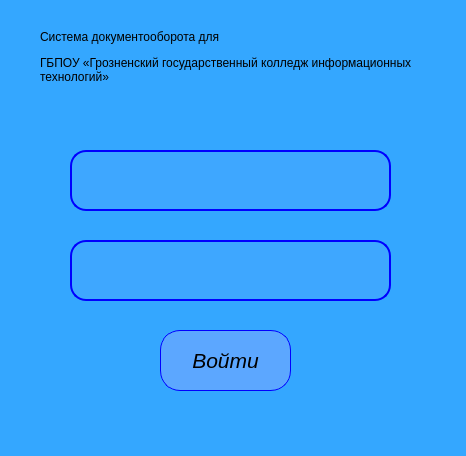
Above: app/ui/login.ui from Xbasan/Diplom before the change. Below: the same form after it.
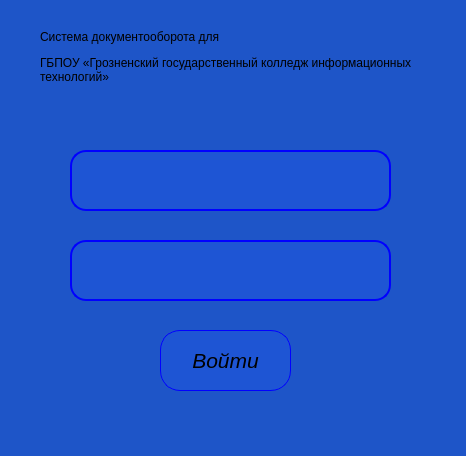
That is the form after the change.

```diff
--- a/app/ui/login.ui
+++ b/app/ui/login.ui
@@ -15,7 +15,7 @@
   </property>
   <property name="styleSheet">
    <string notr="true">border-radius:30px;
-background-color: rgb(52, 167, 255);</string>
+background-color: rgb(30, 85, 200);</string>
   </property>
   <widget class="QLineEdit" name="login">
    <property name="geometry">
@@ -34,7 +34,7 @@
     </font>
    </property>
    <property name="styleSheet">
-    <string notr="true">background-color: rgb(62, 167, 255);
+    <string notr="true">background-color: rgba(30, 85, 255, 55);
 border-style: solid;
 border-width: 2px;
 border-color: blue;
@@ -58,7 +58,7 @@
     </font>
    </property>
    <property name="styleSheet">
-    <string notr="true">background-color: rgb(62, 167, 255);
+    <string notr="true">background-color: rgba(30, 85, 255, 55);
 border-style: solid;
 border-width: 2px;
 border-color: blue;
@@ -85,7 +85,7 @@
     </font>
    </property>
    <property name="styleSheet">
-    <string notr="true">background-color: rgb(92, 167, 255);
+    <string notr="true">background-color: rgba(30, 85, 255, 55);
 border-style: solid;
 border-width: 1px;
 border-color: blue;
@@ -113,6 +113,7 @@
    </property>
    <property name="styleSheet">
     <string notr="true">font: 12pt &quot;URW Gothic [UKWN]&quot;;
+background-color: None;
 </string>
    </property>
    <property name="frameShape">
@@ -169,8 +170,15 @@
      <height>18</height>
     </rect>
    </property>
+   <property name="font">
+    <font>
+     <family>URW Gothic [UKWN]</family>
+     <pointsize>12</pointsize>
+    </font>
+   </property>
    <property name="styleSheet">
-    <string notr="true">color: rgb(52, 167, 255);</string>
+    <string notr="true">color: rgba(30, 85, 255, 0);;
+background-color: None;</string>
    </property>
    <property name="text">
     <string>Введенные данные некорректны</string>
```
